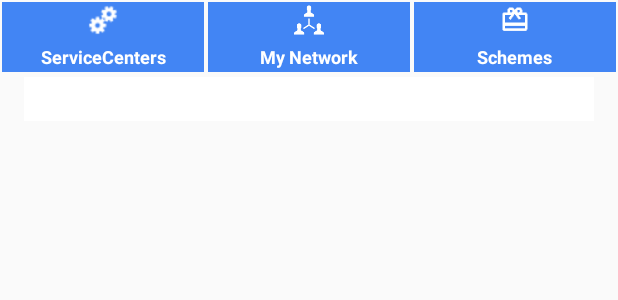
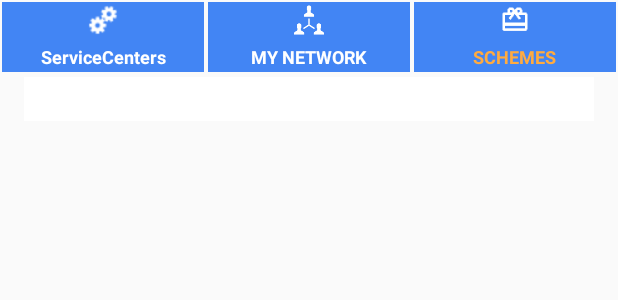
Before and after one commit to rahulyhg/mydukan-firebase-v2, an Android app: the layout promotional_layout.xml on its own in the app's theme, with its tools: preview values and no code run, on a phone screen of 412 x 824 dp. Shown: the top 300 px of the screen. Run offline under Robolectric (Android 15) with nearby library versions, the phone set to English and light mode, and no system bars.

Commit message:
promotional_layout design changes..

```diff
--- a/app/src/main/res/layout/promotional_layout.xml
+++ b/app/src/main/res/layout/promotional_layout.xml
@@ -124,7 +124,7 @@
             <TextView
                 android:layout_width="wrap_content"
                 android:layout_height="wrap_content"
-                android:text="My Network"
+                android:text="MY NETWORK"
                 android:textColor="#FFFFFF"
                 android:textSize="12sp"
                 android:textStyle="bold"
@@ -180,8 +180,8 @@
             <TextView
                 android:layout_width="wrap_content"
                 android:layout_height="wrap_content"
-                android:text="Schemes"
-                android:textColor="#FFFFFF"
+                android:text="SCHEMES"
+                android:textColor="@color/orange_three"
                 android:textSize="12sp"
                 android:textStyle="bold"
                 android:layout_marginTop="6dp"
```
